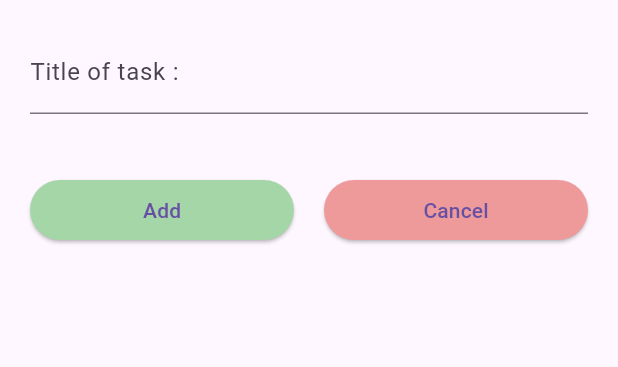
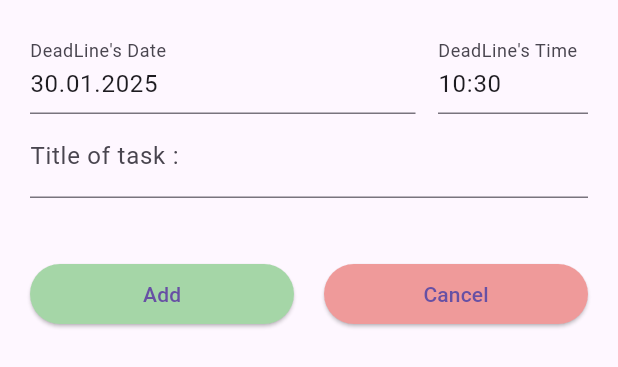
Before and after one commit to Flutter007/hw26, a Flutter app: the AddTask widget shown alone on an empty page, opened directly with empty values, after a tap on "Add", on a phone screen of 412 x 824 dp. Shown: the top 367 px of the screen. Run offline on Flutter 3.47's test engine with Material 3 defaults, Android fonts, the phone set to English and light mode, and no system bars.

Commit message:
Completed branch of logic with time and deadline,added changing of Color.

```diff
--- a/lib/data/task.dart
+++ b/lib/data/task.dart
@@ -1,12 +1,15 @@
 class Task {
   final String title;
   bool isCompleted;
-  final DateTime deadLine;
-  final DateTime finalTime;
+  DateTime deadLine;
+  DateTime finalTime;
+  bool isDoneInTime;
 
-  Task(
-      {required this.title,
-      required this.isCompleted,
-      required this.deadLine,
-      required this.finalTime});
+  Task({
+    required this.title,
+    required this.isCompleted,
+    required this.deadLine,
+    required this.finalTime,
+    required this.isDoneInTime,
+  });
 }
--- a/lib/helpers/formatted_datetime.dart
+++ b/lib/helpers/formatted_datetime.dart
@@ -7,21 +7,21 @@ String _addZero(int dateTimeValue) {
   return dateTimeValue.toString();
 }
 
-String formatDate(DateTime dateTime) {
+String formattedDate(DateTime dateTime) {
   final day = _addZero(dateTime.day);
   final month = _addZero(dateTime.month);
-  final year = _addZero(dateTime.year);
+  final year = dateTime.year;
   return '$day.$month.$year';
 }
 
-String formatTime(TimeOfDay time) {
+String formattedTime(TimeOfDay time) {
   final hour = _addZero(time.hour);
   final minutes = _addZero(time.minute);
   return '$hour:$minutes';
 }
 
-String formatDateTime(DateTime dateTime) {
-  final date = formatDate(dateTime);
-  final time = formatTime(TimeOfDay.fromDateTime(dateTime));
+String formattedDateTime(DateTime dateTime) {
+  final date = formattedDate(dateTime);
+  final time = formattedTime(TimeOfDay.fromDateTime(dateTime));
   return '$date $time';
 }
--- a/lib/widget/add_task.dart
+++ b/lib/widget/add_task.dart
@@ -1,5 +1,6 @@
 import 'package:flutter/material.dart';
 import 'package:hw26/data/task.dart';
+import 'package:hw26/helpers/formatted_datetime.dart';
 
 class AddTask extends StatefulWidget {
   final void Function(Task newTask) onTaskCreated;
@@ -11,19 +12,82 @@ class AddTask extends StatefulWidget {
 
 class _AddTaskState extends State<AddTask> {
   var title = '';
+  var selectedDeadLine = DateTime.now();
+  var selectedTimeOfDeadLine = TimeOfDay.now();
+  var dateControl = TextEditingController();
+  var timeControl = TextEditingController();
+
+  @override
+  void initState() {
+    super.initState();
+    dateControl.text = formattedDate(selectedDeadLine);
+    timeControl.text = formattedTime(selectedTimeOfDeadLine);
+  }
 
   void onCanceled() {
     Navigator.pop(context);
   }
 
   void onAdd() {
+    final dateTime = DateTime(
+      selectedDeadLine.year,
+      selectedDeadLine.month,
+      selectedDeadLine.day,
+      selectedTimeOfDeadLine.hour,
+      selectedTimeOfDeadLine.minute,
+    );
     if (title != '') {
-      final newTask = Task(title: title, isCompleted: false);
+      final newTask = Task(
+        title: title,
+        isCompleted: false,
+        deadLine: dateTime,
+        finalTime: DateTime.now(),
+        isDoneInTime: false,
+      );
       widget.onTaskCreated(newTask);
       onCanceled();
     } else {
-      final emptyTask = Task(title: 'Пустая задача', isCompleted: false);
+      final emptyTask = Task(
+        title: 'Пустая задача',
+        isCompleted: false,
+        deadLine: dateTime,
+        finalTime: DateTime.now(),
+        isDoneInTime: false,
+      );
       widget.onTaskCreated(emptyTask);
+    }
+  }
+
+  void onDateLineTap() async {
+    final now = DateTime.now();
+    final firstDate = DateTime(now.year, now.month, now.day);
+    final lastDate = DateTime(now.year + 1, now.month, now.day);
+
+    final dateFromUser = await showDatePicker(
+      context: context,
+      firstDate: firstDate,
+      lastDate: lastDate,
+      initialDate: selectedDeadLine,
+    );
+
+    if (dateFromUser != null) {
+      setState(() {
+        selectedDeadLine = dateFromUser;
+        dateControl.text = formattedDate(dateFromUser);
+      });
+    }
+  }
+
+  void onTimeTap() async {
+    final selectedDeadTime = await showTimePicker(
+      context: context,
+      initialTime: selectedTimeOfDeadLine,
+    );
+    if (selectedDeadTime != null) {
+      setState(() {
+        selectedTimeOfDeadLine = selectedDeadTime;
+        timeControl.text = formattedTime(selectedDeadTime);
+      });
     }
   }
 
@@ -35,6 +99,30 @@ class _AddTaskState extends State<AddTask> {
       child: Column(
         mainAxisSize: MainAxisSize.min,
         children: [
+          Row(
+            children: [
+              Expanded(
+                child: TextField(
+                  onTap: onDateLineTap,
+                  readOnly: true,
+                  controller: dateControl,
+                  decoration: InputDecoration(label: Text("DeadLine's Date")),
+                ),
+              ),
+              SizedBox(width: 15),
+              SizedBox(
+                width: 100,
+                child: TextField(
+                  onTap: onTimeTap,
+                  controller: timeControl,
+                  readOnly: true,
+                  decoration: InputDecoration(
+                    label: Text("DeadLine's Time"),
+                  ),
+                ),
+              )
+            ],
+          ),
           Row(
             children: [
               Expanded(
```
Also changed, not shown: lib/hw26.dart (+37 -4 lines), lib/screens/todo_screen.dart (+7 -1 lines), lib/widget/task_card.dart (+26 -7 lines).
